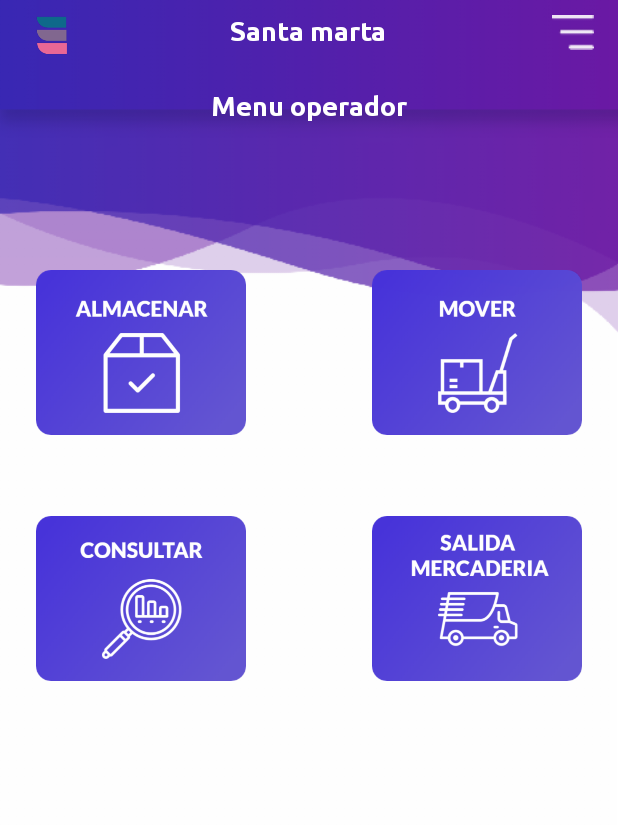
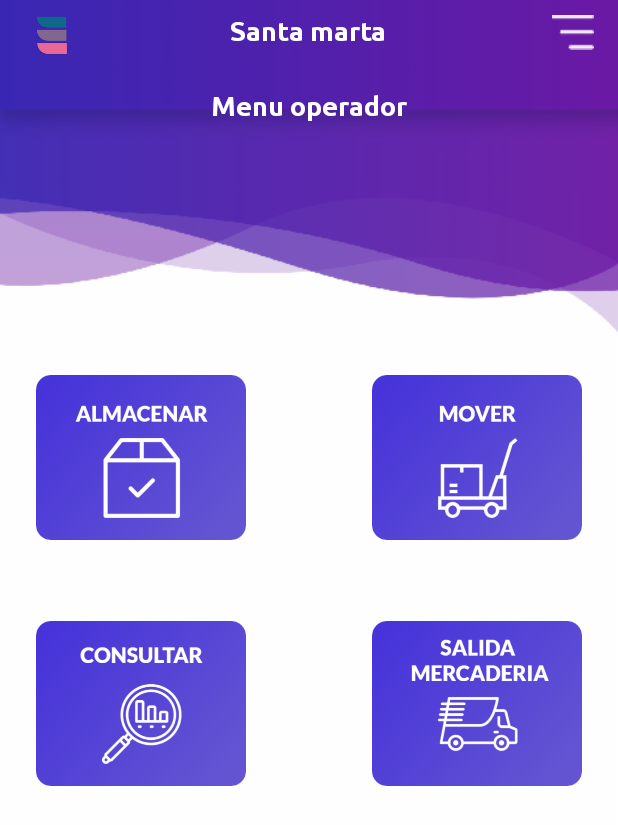
Before and after one commit to jonathanavila03/Fifo_on, an Android app: the Menuoperador screen opened directly, with no data from a screen before it, on a phone screen of 412 x 824 dp. Shown: the top 825 px of the screen. Run offline under Robolectric (Android 15) with nearby library versions, the phone set to English and light mode, and no system bars.

Commit message:
update tamaño botones
asd

```diff
--- a/app/src/main/res/layout/activity_menuoperador.xml
+++ b/app/src/main/res/layout/activity_menuoperador.xml
@@ -23,7 +23,7 @@
         android:layout_width="140dp"
         android:layout_height="109.75dp"
         android:layout_marginStart="24dp"
-        android:layout_marginTop="180dp"
+        android:layout_marginTop="250dp"
         android:background="@drawable/btalmacenar"
         app:layout_constraintStart_toStartOf="parent"
         app:layout_constraintTop_toTopOf="parent" />
@@ -32,7 +32,7 @@
         android:id="@+id/button1"
         android:layout_width="140dp"
         android:layout_height="109.75dp"
-        android:layout_marginTop="180dp"
+        android:layout_marginTop="250dp"
         android:layout_marginEnd="24dp"
         android:background="@drawable/btmover"
         app:layout_constraintEnd_toEndOf="parent"
@@ -69,7 +69,7 @@
         app:layout_constraintTop_toTopOf="parent" />
 
     <TextView
-        android:id="@+id/textView3"
+        android:id="@+id/textViewsantamarta"
         android:layout_width="wrap_content"
         android:layout_height="wrap_content"
         android:layout_marginStart="109dp"
```
